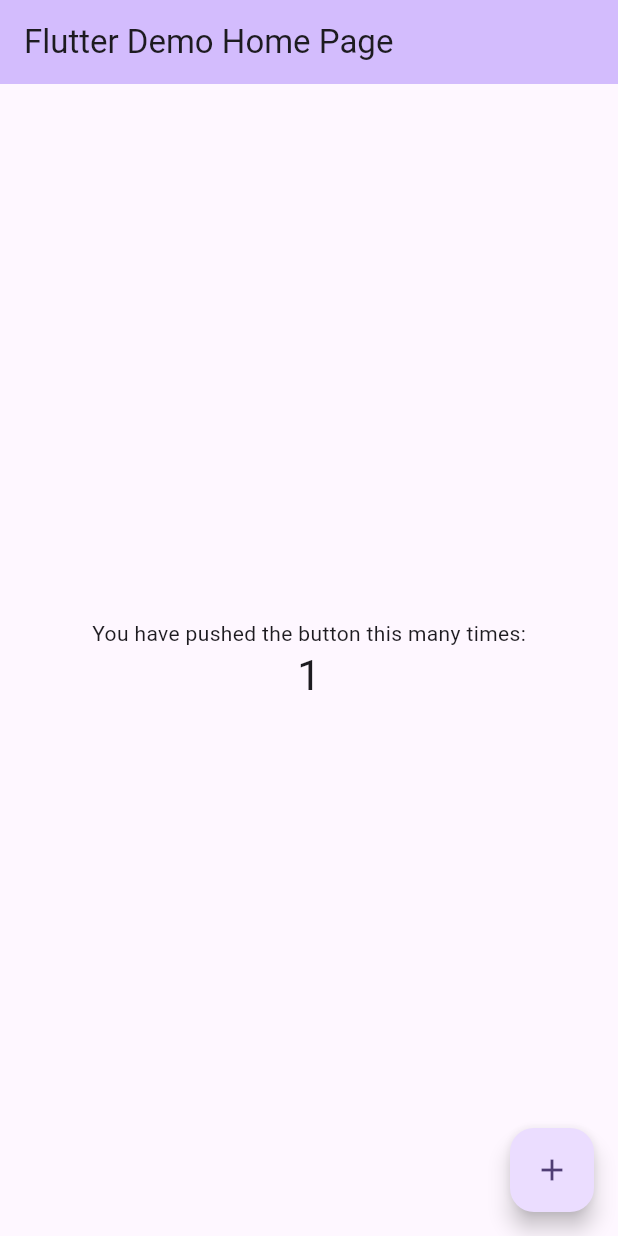
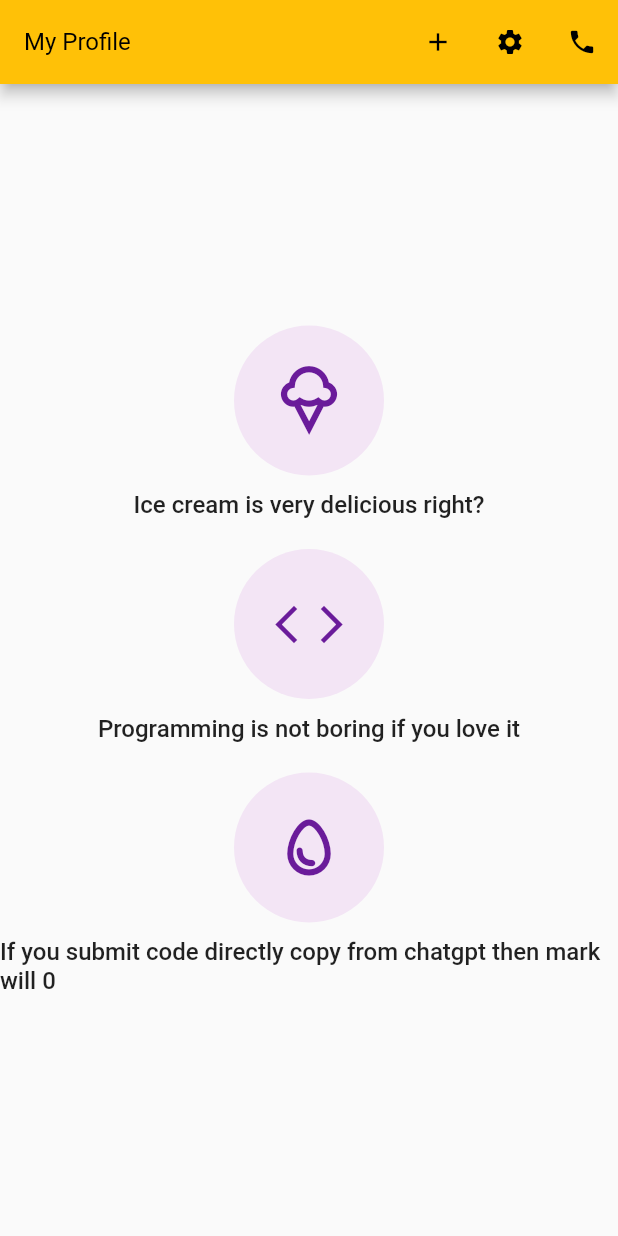
Before and after one commit to mithunadhikary/class-assignment-two, a Flutter app: the screen it shows after launch, after a tap on the "add" icon, on a phone screen of 412 x 824 dp. Run offline on Flutter 3.47's test engine with Material 2 defaults, Android fonts, the phone set to English and light mode, and no system bars.

Commit message:
layout design

```diff
--- a/lib/main.dart
+++ b/lib/main.dart
@@ -1,125 +1,134 @@
 import 'package:flutter/material.dart';
 
 void main() {
-  runApp(const MyApp());
+  runApp(MyApp());
 }
-
 class MyApp extends StatelessWidget {
-  const MyApp({super.key});
-
-  // This widget is the root of your application.
   @override
   Widget build(BuildContext context) {
     return MaterialApp(
-      title: 'Flutter Demo',
-      theme: ThemeData(
-        // This is the theme of your application.
-        //
-        // TRY THIS: Try running your application with "flutter run". You'll see
-        // the application has a blue toolbar. Then, without quitting the app,
-        // try changing the seedColor in the colorScheme below to Colors.green
-        // and then invoke "hot reload" (save your changes or press the "hot
-        // reload" button in a Flutter-supported IDE, or press "r" if you used
-        // the command line to start the app).
-        //
-        // Notice that the counter didn't reset back to zero; the application
-        // state is not lost during the reload. To reset the state, use hot
-        // restart instead.
-        //
-        // This works for code too, not just values: Most code changes can be
-        // tested with just a hot reload.
-        colorScheme: ColorScheme.fromSeed(seedColor: Colors.deepPurple),
-        useMaterial3: true,
-      ),
-      home: const MyHomePage(title: 'Flutter Demo Home Page'),
+        debugShowCheckedModeBanner: false,
+        home: Home(),
     );
   }
 }
 
-class MyHomePage extends StatefulWidget {
-  const MyHomePage({super.key, required this.title});
-
-  // This widget is the home page of your application. It is stateful, meaning
-  // that it has a State object (defined below) that contains fields that affect
-  // how it looks.
-
-  // This class is the configuration for the state. It holds the values (in this
-  // case the title) provided by the parent (in this case the App widget) and
-  // used by the build method of the State. Fields in a Widget subclass are
-  // always marked "final".
-
-  final String title;
-
-  @override
-  State<MyHomePage> createState() => _MyHomePageState();
-}
-
-class _MyHomePageState extends State<MyHomePage> {
-  int _counter = 0;
-
-  void _incrementCounter() {
-    setState(() {
-      // This call to setState tells the Flutter framework that something has
-      // changed in this State, which causes it to rerun the build method below
-      // so that the display can reflect the updated values. If we changed
-      // _counter without calling setState(), then the build method would not be
-      // called again, and so nothing would appear to happen.
-      _counter++;
-    });
-  }
-
+class Home extends StatelessWidget {
   @override
   Widget build(BuildContext context) {
-    // This method is rerun every time setState is called, for instance as done
-    // by the _incrementCounter method above.
-    //
-    // The Flutter framework has been optimized to make rerunning build methods
-    // fast, so that you can just rebuild anything that needs updating rather
-    // than having to individually change instances of widgets.
     return Scaffold(
       appBar: AppBar(
-        // TRY THIS: Try changing the color here to a specific color (to
-        // Colors.amber, perhaps?) and trigger a hot reload to see the AppBar
-        // change color while the other colors stay the same.
-        backgroundColor: Theme.of(context).colorScheme.inversePrimary,
-        // Here we take the value from the MyHomePage object that was created by
-        // the App.build method, and use it to set our appbar title.
-        title: Text(widget.title),
+        title: Text('My Profile'),
+        backgroundColor: Colors.amber,
+          titleTextStyle: TextStyle(
+            color: Colors.black, // Set the title color here
+            fontSize: 16,
+          ),
+        actions: [
+          IconButton(
+            icon: Icon(
+              Icons.add,
+              color: Colors.black,
+              size: 20,
+            ),
+            onPressed: () {
+
+            },
+          ),
+          IconButton(
+            icon: Icon(
+              Icons.settings,
+              color: Colors.black,
+              size: 20,
+            ),
+            onPressed: () {
+
+            },
+          ),
+          IconButton(
+            icon: Icon(
+              Icons.phone,
+              color: Colors.black,
+              size: 20,
+            ),
+            onPressed: () {
+
+            },
+          ),
+
+        ],
       ),
       body: Center(
-        // Center is a layout widget. It takes a single child and positions it
-        // in the middle of the parent.
         child: Column(
-          // Column is also a layout widget. It takes a list of children and
-          // arranges them vertically. By default, it sizes itself to fit its
-          // children horizontally, and tries to be as tall as its parent.
-          //
-          // Column has various properties to control how it sizes itself and
-          // how it positions its children. Here we use mainAxisAlignment to
-          // center the children vertically; the main axis here is the vertical
-          // axis because Columns are vertical (the cross axis would be
-          // horizontal).
-          //
-          // TRY THIS: Invoke "debug painting" (choose the "Toggle Debug Paint"
-          // action in the IDE, or press "p" in the console), to see the
-          // wireframe for each widget.
           mainAxisAlignment: MainAxisAlignment.center,
-          children: <Widget>[
-            const Text(
-              'You have pushed the button this many times:',
+          children: [
+            CircleAvatar(
+              radius: 50,
+              backgroundColor: Colors.purple.shade50,
+              child: Row(
+                mainAxisAlignment: MainAxisAlignment.center,
+                children: [
+                  Icon(
+                    Icons.icecream_outlined,
+                    size: 50,
+                    color: Colors.purple.shade800,
+                  ),
+                ],
+              ),
             ),
+            SizedBox(height: 10),
             Text(
-              '$_counter',
-              style: Theme.of(context).textTheme.headlineMedium,
+              'Ice cream is very delicious right?',
+              style: TextStyle(fontSize: 16, fontWeight: FontWeight.w500),
+            ),
+            SizedBox(height: 20),
+            CircleAvatar(
+              radius: 50,
+              backgroundColor: Colors.purple.shade50,
+              child: Row(
+                mainAxisAlignment: MainAxisAlignment.center,
+                children: [
+                  Icon(
+                    Icons.arrow_back_ios_new,
+                    size: 30,
+                    color: Colors.purple.shade800,
+                  ),
+                  Icon(
+                    Icons.arrow_forward_ios,
+                    size: 30,
+                    color: Colors.purple.shade800,
+                  ),// Space between icons
+                ],
+              ),
+            ),
+            SizedBox(height: 10),
+            Text(
+              'Programming is not boring if you love it',
+              style: TextStyle(fontSize: 16, fontWeight: FontWeight.w500),
+            ),
+            SizedBox(height: 20),
+            CircleAvatar(
+              radius: 50,
+              backgroundColor: Colors.purple.shade50,
+              child: Row(
+                mainAxisAlignment: MainAxisAlignment.center,
+                children: [
+                  Icon(
+                    Icons.egg_outlined,
+                    size: 50,
+                    color: Colors.purple.shade800,
+                  ),
+                ],
+              ),
+            ),
+            SizedBox(height: 10),
+            Text(
+              'If you submit code directly copy from chatgpt then mark will 0',
+              style: TextStyle(fontSize: 16, fontWeight: FontWeight.w500),
             ),
           ],
         ),
       ),
-      floatingActionButton: FloatingActionButton(
-        onPressed: _incrementCounter,
-        tooltip: 'Increment',
-        child: const Icon(Icons.add),
-      ), // This trailing comma makes auto-formatting nicer for build methods.
     );
   }
 }
--- a/pubspec.yaml
+++ b/pubspec.yaml
@@ -62,6 +62,8 @@ flutter:
   # assets:
   #   - images/a_dot_burr.jpeg
   #   - images/a_dot_ham.jpeg
+  assets:
+    - assets/
 
   # An image asset can refer to one or more resolution-specific "variants", see
   # https://flutter.dev/assets-and-images/#resolution-aware
```
Also changed, not shown: 1 other file.
